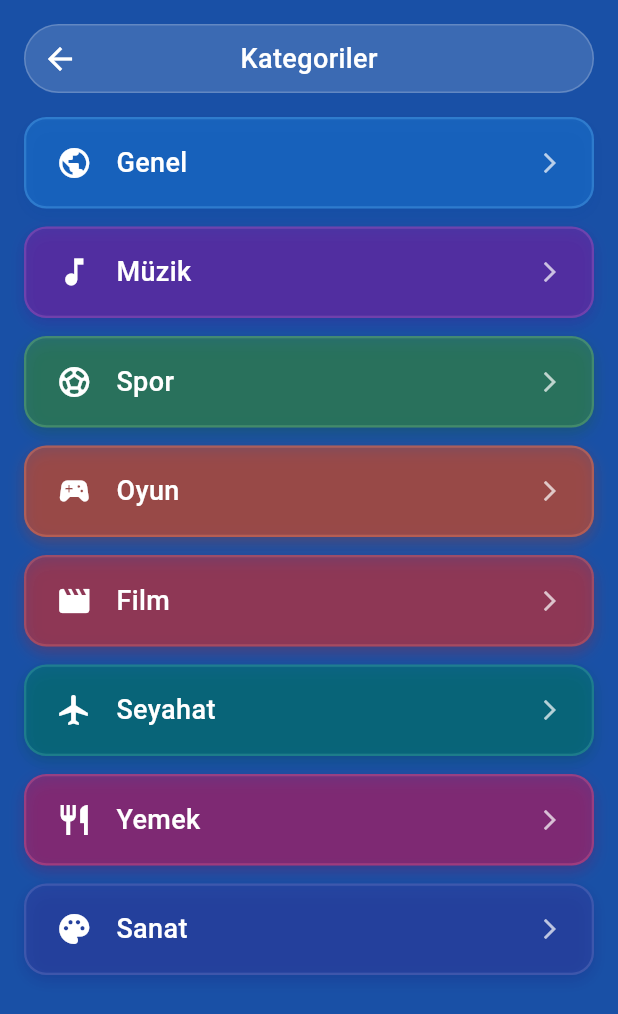
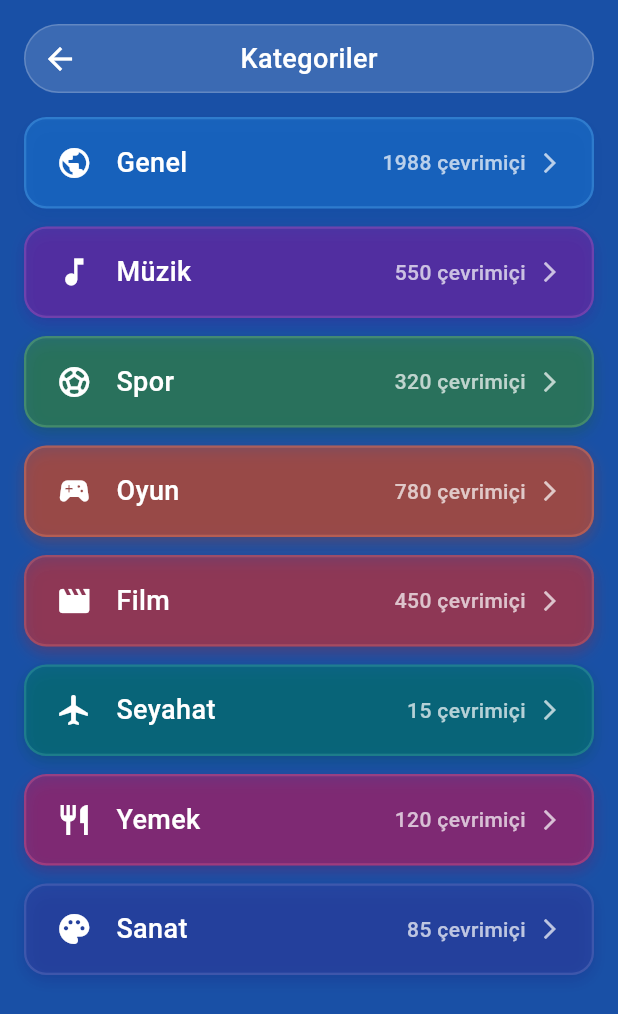
Before and after one commit to dogukantokgoz/random_match_mobile_app, a Flutter app: the CategoriesScreen screen opened directly with empty values, on a phone screen of 412 x 824 dp. Shown: the top 1014 px of the screen. Run offline on Flutter 3.47's test engine with Material 3 defaults, Android fonts, the phone set to English and light mode, and no system bars.

Commit message:
inputs edited in categories

```diff
--- a/lib/screens/categories_screen.dart
+++ b/lib/screens/categories_screen.dart
@@ -9,14 +9,14 @@ class CategoriesScreen extends StatelessWidget {
   final String selectedCategory;
 
   final List<Map<String, dynamic>> categories = const [
-    {'name': 'Genel', 'color': Colors.blue, 'icon': Icons.public},
-    {'name': 'Müzik', 'color': Colors.purple, 'icon': Icons.music_note},
-    {'name': 'Spor', 'color': Colors.green, 'icon': Icons.sports_soccer},
-    {'name': 'Oyun', 'color': Colors.deepOrange, 'icon': Icons.sports_esports},
-    {'name': 'Film', 'color': Colors.red, 'icon': Icons.movie},
-    {'name': 'Seyahat', 'color': Colors.teal, 'icon': Icons.flight},
-    {'name': 'Yemek', 'color': Colors.pink, 'icon': Icons.restaurant},
-    {'name': 'Sanat', 'color': Colors.indigo, 'icon': Icons.palette},
+    {'name': 'Genel', 'color': Colors.blue, 'icon': Icons.public, 'online': 1988},
+    {'name': 'Müzik', 'color': Colors.purple, 'icon': Icons.music_note, 'online': 550},
+    {'name': 'Spor', 'color': Colors.green, 'icon': Icons.sports_soccer, 'online': 320},
+    {'name': 'Oyun', 'color': Colors.deepOrange, 'icon': Icons.sports_esports, 'online': 780},
+    {'name': 'Film', 'color': Colors.red, 'icon': Icons.movie, 'online': 450},
+    {'name': 'Seyahat', 'color': Colors.teal, 'icon': Icons.flight, 'online': 15},
+    {'name': 'Yemek', 'color': Colors.pink, 'icon': Icons.restaurant, 'online': 120},
+    {'name': 'Sanat', 'color': Colors.indigo, 'icon': Icons.palette, 'online': 85},
   ];
 
   MaterialColor _getCategoryColor(String categoryName) {
@@ -139,6 +139,15 @@ class CategoriesScreen extends StatelessWidget {
                         ),
                       ),
                       const Spacer(),
+                      Text(
+                        '${category['online']} çevrimiçi',
+                        style: TextStyle(
+                          color: Colors.white.withOpacity(0.7),
+                          fontSize: 14,
+                          fontWeight: FontWeight.w500,
+                        ),
+                      ),
+                      const SizedBox(width: 8),
                       if (isSelected)
                         Container(
                           padding: const EdgeInsets.all(8),
```
Also changed, not shown: lib/screens/match_screen.dart (+24 -3 lines).
